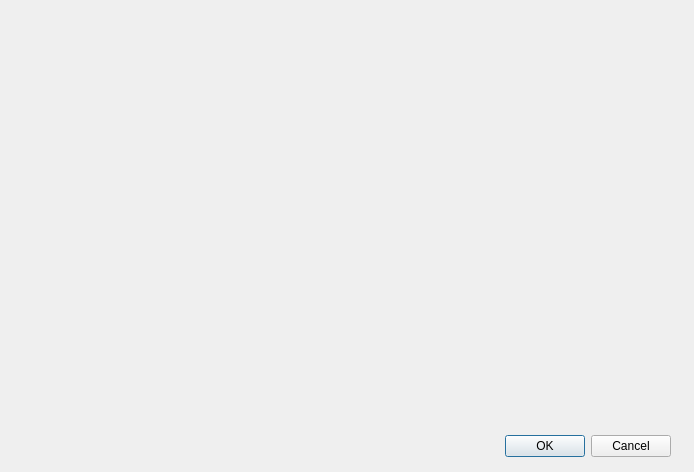
RPG-Paper-Maker/RPG-Paper-Maker, file Dialogs/Systems/dialogsystemwindowskin.ui: the form before one commit.
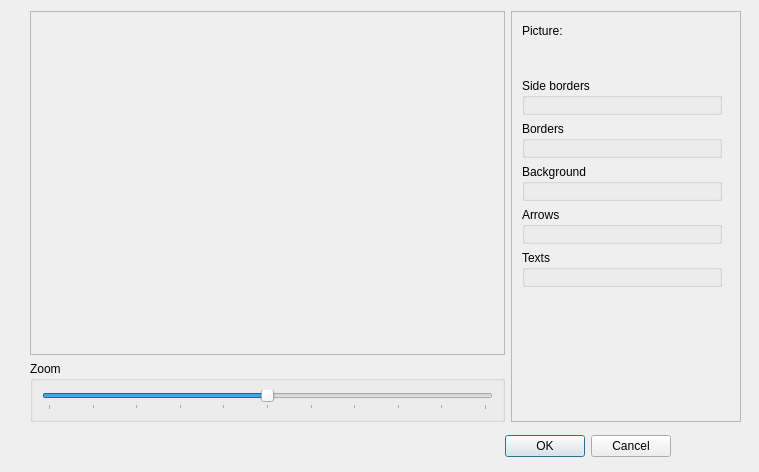
The form after the commit. Custom widgets are drawn as their Qt base class.

Commit message: [WIP] WindowSkins: picture preview

What changed in the file:
```diff
--- a/Dialogs/Systems/dialogsystemwindowskin.ui
+++ b/Dialogs/Systems/dialogsystemwindowskin.ui
@@ -6,7 +6,7 @@
    <rect>
     <x>0</x>
     <y>0</y>
-    <width>694</width>
+    <width>759</width>
     <height>472</height>
    </rect>
   </property>
@@ -29,17 +29,244 @@
     <set>QDialogButtonBox::Cancel|QDialogButtonBox::Ok</set>
    </property>
   </widget>
-  <widget class="QWidget" name="widget" native="true">
+  <widget class="QWidget" name="">
    <property name="geometry">
     <rect>
-     <x>10</x>
-     <y>20</y>
-     <width>391</width>
-     <height>381</height>
+     <x>30</x>
+     <y>11</y>
+     <width>711</width>
+     <height>411</height>
     </rect>
    </property>
+   <layout class="QHBoxLayout" name="horizontalLayout">
+    <item>
+     <layout class="QVBoxLayout" name="verticalLayout" stretch="1,0">
+      <item>
+       <widget class="QScrollArea" name="scrollArea_2">
+        <property name="widgetResizable">
+         <bool>true</bool>
+        </property>
+        <widget class="QWidget" name="scrollAreaWidgetContents_2">
+         <property name="geometry">
+          <rect>
+           <x>0</x>
+           <y>0</y>
+           <width>469</width>
+           <height>335</height>
+          </rect>
+         </property>
+         <layout class="QGridLayout" name="gridLayout">
+          <item row="0" column="0">
+           <widget class="WidgetShowPicture" name="widgetShowPicture" native="true">
+            <property name="minimumSize">
+             <size>
+              <width>0</width>
+              <height>0</height>
+             </size>
+            </property>
+            <property name="maximumSize">
+             <size>
+              <width>16777215</width>
+              <height>16777215</height>
+             </size>
+            </property>
+           </widget>
+          </item>
+         </layout>
+        </widget>
+       </widget>
+      </item>
+      <item>
+       <widget class="QGroupBox" name="groupBox_6">
+        <property name="title">
+         <string>Zoom</string>
+        </property>
+        <layout class="QGridLayout" name="gridLayout_4">
+         <item row="0" column="0">
+          <widget class="QSlider" name="horizontalSlider">
+           <property name="minimum">
+            <number>-5</number>
+           </property>
+           <property name="maximum">
+            <number>5</number>
+           </property>
+           <property name="pageStep">
+            <number>1</number>
+           </property>
+           <property name="sliderPosition">
+            <number>0</number>
+           </property>
+           <property name="tracking">
+            <bool>true</bool>
+           </property>
+           <property name="orientation">
+            <enum>Qt::Horizontal</enum>
+           </property>
+           <property name="invertedAppearance">
+            <bool>false</bool>
+           </property>
+           <property name="invertedControls">
+            <bool>false</bool>
+           </property>
+           <property name="tickPosition">
+            <enum>QSlider::TicksBelow</enum>
+           </property>
+           <property name="tickInterval">
+            <number>1</number>
+           </property>
+          </widget>
+         </item>
+        </layout>
+       </widget>
+      </item>
+     </layout>
+    </item>
+    <item>
+     <widget class="QScrollArea" name="scrollArea">
+      <property name="minimumSize">
+       <size>
+        <width>230</width>
+        <height>0</height>
+       </size>
+      </property>
+      <property name="maximumSize">
+       <size>
+        <width>230</width>
+        <height>16777215</height>
+       </size>
+      </property>
+      <property name="widgetResizable">
+       <bool>true</bool>
+      </property>
+      <widget class="QWidget" name="scrollAreaWidgetContents">
+       <property name="geometry">
+        <rect>
+         <x>0</x>
+         <y>0</y>
+         <width>228</width>
+         <height>407</height>
+        </rect>
+       </property>
+       <widget class="QGroupBox" name="groupBox">
+        <property name="geometry">
+         <rect>
+          <x>10</x>
+          <y>66</y>
+          <width>200</width>
+          <height>37</height>
+         </rect>
+        </property>
+        <property name="title">
+         <string>Side borders</string>
+        </property>
+       </widget>
+       <widget class="QLabel" name="label">
+        <property name="geometry">
+         <rect>
+          <x>10</x>
+          <y>10</y>
+          <width>53</width>
+          <height>17</height>
+         </rect>
+        </property>
+        <property name="text">
+         <string>Picture:</string>
+        </property>
+       </widget>
+       <widget class="WidgetPicture" name="widgetPicture" native="true">
+        <property name="geometry">
+         <rect>
+          <x>10</x>
+          <y>33</y>
+          <width>200</width>
+          <height>27</height>
+         </rect>
+        </property>
+        <property name="minimumSize">
+         <size>
+          <width>200</width>
+          <height>27</height>
+         </size>
+        </property>
+        <property name="maximumSize">
+         <size>
+          <width>200</width>
+          <height>27</height>
+         </size>
+        </property>
+       </widget>
+       <widget class="QGroupBox" name="groupBox_2">
+        <property name="geometry">
+         <rect>
+          <x>10</x>
+          <y>109</y>
+          <width>200</width>
+          <height>37</height>
+         </rect>
+        </property>
+        <property name="title">
+         <string>Borders</string>
+        </property>
+       </widget>
+       <widget class="QGroupBox" name="groupBox_3">
+        <property name="geometry">
+         <rect>
+          <x>10</x>
+          <y>152</y>
+          <width>200</width>
+          <height>37</height>
+         </rect>
+        </property>
+        <property name="title">
+         <string>Background</string>
+        </property>
+       </widget>
+       <widget class="QGroupBox" name="groupBox_4">
+        <property name="geometry">
+         <rect>
+          <x>10</x>
+          <y>195</y>
+          <width>200</width>
+          <height>37</height>
+         </rect>
+        </property>
+        <property name="title">
+         <string>Arrows</string>
+        </property>
+       </widget>
+       <widget class="QGroupBox" name="groupBox_5">
+        <property name="geometry">
+         <rect>
+          <x>10</x>
+          <y>238</y>
+          <width>200</width>
+          <height>37</height>
+         </rect>
+        </property>
+        <property name="title">
+         <string>Texts</string>
+        </property>
+       </widget>
+      </widget>
+     </widget>
+    </item>
+   </layout>
   </widget>
  </widget>
+ <customwidgets>
+  <customwidget>
+   <class>WidgetShowPicture</class>
+   <extends>QWidget</extends>
+   <header>widgetshowpicture.h</header>
+   <container>1</container>
+  </customwidget>
+  <customwidget>
+   <class>WidgetPicture</class>
+   <extends>QWidget</extends>
+   <header>widgetpicture.h</header>
+   <container>1</container>
+  </customwidget>
+ </customwidgets>
  <resources/>
  <connections>
   <connection>
```
The commit also changes 12 other files.
